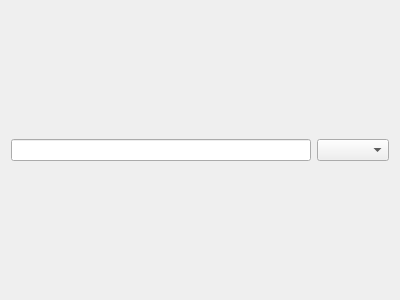
Above: plug-ins/ui/helpwidget.ui from NCCA/MayaEditor before the change. Below: the same form after it.
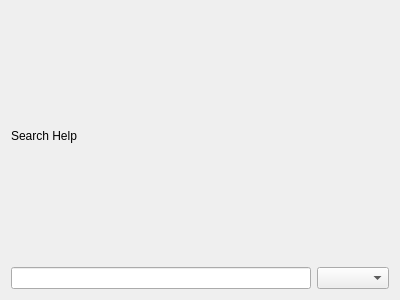
That is the form after the change.

Commit message: added a completer to the search box

```diff
--- a/plug-ins/ui/helpwidget.ui
+++ b/plug-ins/ui/helpwidget.ui
@@ -14,12 +14,19 @@
    <string>Form</string>
   </property>
   <layout class="QGridLayout" name="grid_layout">
-   <item row="0" column="1">
+   <item row="1" column="1">
     <widget class="QComboBox" name="help_items"/>
    </item>
-   <item row="0" column="0">
+   <item row="1" column="0">
     <widget class="QLineEdit" name="search_help"/>
    </item>
+   <item row="0" column="0">
+    <widget class="QLabel" name="label">
+     <property name="text">
+      <string>Search Help</string>
+     </property>
+    </widget>
+   </item>
   </layout>
  </widget>
  <resources/>
```
The commit also changes 3 other files.
